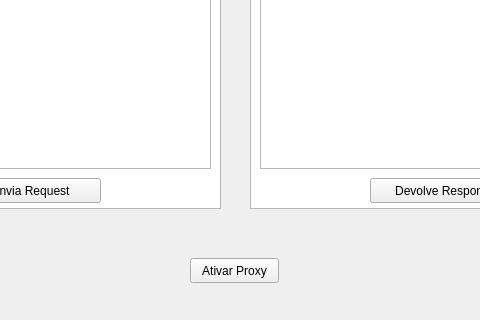
Before: the Qt Designer form ProxyCrawler/janelaprincipal.ui in thiagolrpinho/TR2_proxy-crawler, drawn with Qt 5; both pictures show x 150 to 630 and y 141 to 461 of the 768 by 461 pixel window.
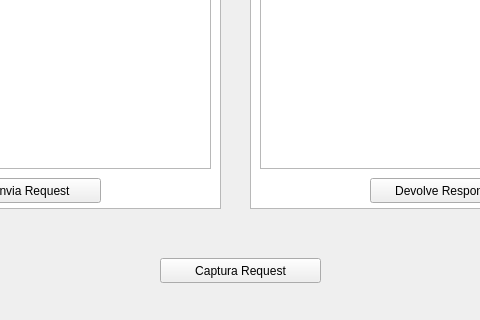
After: the same form once the commit is applied.

What changed in the file:
```diff
--- a/ProxyCrawler/janelaprincipal.ui
+++ b/ProxyCrawler/janelaprincipal.ui
@@ -37,14 +37,14 @@
    <widget class="QPushButton" name="pushButton">
     <property name="geometry">
      <rect>
-      <x>340</x>
+      <x>310</x>
       <y>380</y>
-      <width>89</width>
+      <width>161</width>
       <height>25</height>
      </rect>
     </property>
     <property name="text">
-     <string>Ativar Proxy</string>
+     <string>Captura Request</string>
     </property>
    </widget>
    <widget class="QPushButton" name="pushButton_request">
```
Left out of the diff: 2 changed lines with no effect on the pictures.
